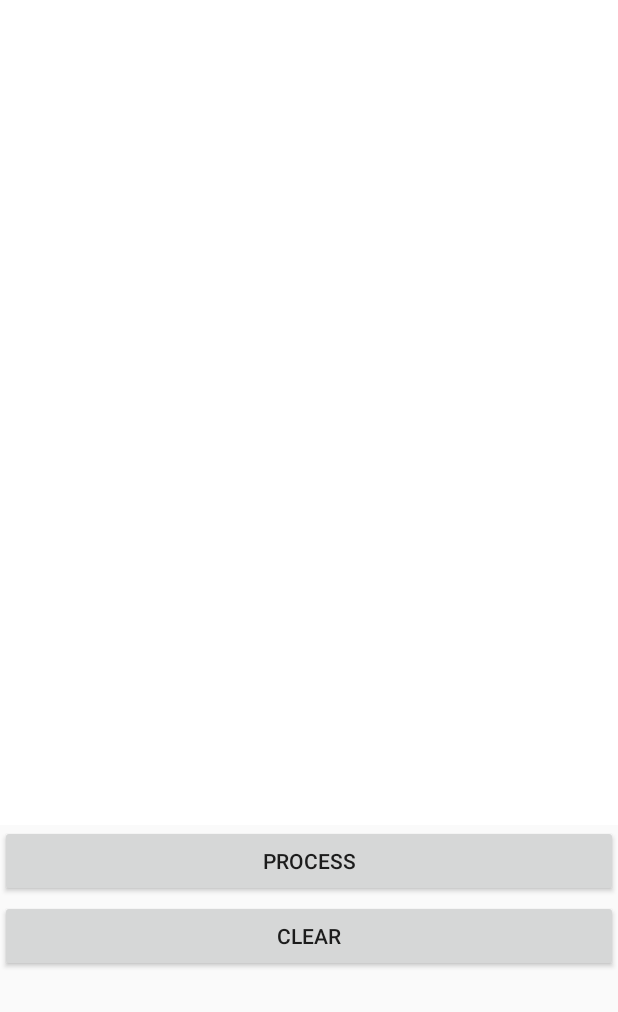
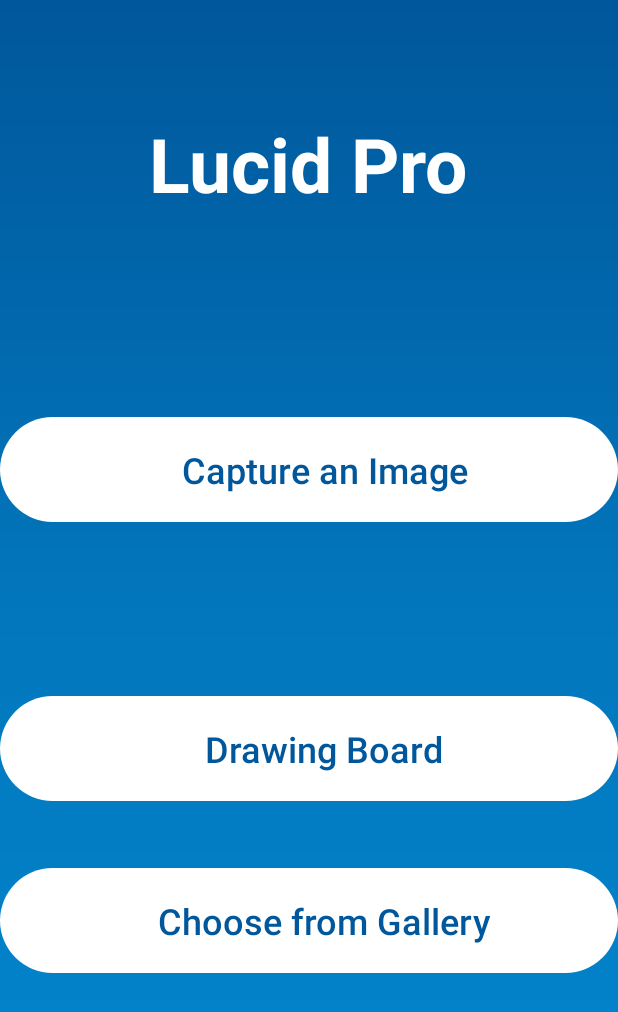
Before and after one commit to chennavamshikrishna/LucidPro, an Android app: the screen it shows after launch (PaintActivity before the commit, BoardingActivity after it), on a phone screen of 412 x 824 dp. Shown: the top 1012 px of the screen. Run offline under Robolectric (Android 15) with nearby library versions, the phone set to English and light mode, and no system bars.

Commit message:
final commit

```diff
--- a/app/build.gradle
+++ b/app/build.gradle
@@ -33,6 +33,7 @@ dependencies {
     implementation 'com.google.apis:google-api-services-vision:v1-rev357-1.22.0'
     implementation 'com.google.code.findbugs:jsr305:2.0.1'
 
+
     implementation 'commons-io:commons-io:2.5'
 
 
--- /dev/null
+++ b/app/src/main/java/pro/vamshi/com/lucidpro/BoardingActivity.java
@@ -0,0 +1,49 @@
+package pro.vamshi.com.lucidpro;
+
+import android.content.Intent;
+import android.os.Bundle;
+import android.os.Handler;
+import android.support.v7.app.AppCompatActivity;
+import android.view.View;
+import android.view.animation.Animation;
+import android.view.animation.AnimationUtils;
+import android.widget.Button;
+
+
+public class BoardingActivity extends AppCompatActivity {
+    public Button learn,check;
+
+    @Override
+    protected void onCreate(Bundle savedInstanceState) {
+        super.onCreate(savedInstanceState);
+        setContentView(R.layout.activity_boarding);
+        learn= (Button) findViewById(R.id.learn);
+        check= (Button) findViewById(R.id.Check);
+        learn.setOnClickListener(new View.OnClickListener() {
+            @Override
+            public void onClick(View v) {
+
+
+                        startActivity(new Intent(BoardingActivity.this,CameraActivity.class));
+
+
+
+            }
+        });
+        check.setOnClickListener(new View.OnClickListener() {
+            @Override
+            public void onClick(View v) {
+
+
+
+                        startActivity(new Intent(BoardingActivity.this,PaintActivity.class));
+
+
+
+
+            }
+        });
+
+    }
+
+}
--- /dev/null
+++ b/app/src/main/res/drawable/signin_button_background.xml
@@ -0,0 +1,12 @@
+<?xml version="1.0" encoding="utf-8"?>
+<shape xmlns:android="http://schemas.android.com/apk/res/android"
+    android:shape="rectangle">
+    <!--  Gradient Bg for listrow -->
+    <gradient
+        android:angle="0"
+        android:centerColor="#FFFFFF"
+        android:endColor="#FFFFFF"
+        android:startColor="#FFFFFF" />
+
+    <corners android:radius="40dp"></corners>
+</shape>
--- /dev/null
+++ b/app/src/main/res/layout/activity_boarding.xml
@@ -0,0 +1,83 @@
+<?xml version="1.0" encoding="utf-8"?>
+<RelativeLayout xmlns:android="http://schemas.android.com/apk/res/android"
+    xmlns:app="http://schemas.android.com/apk/res-auto"
+    xmlns:tools="http://schemas.android.com/tools"
+    android:layout_width="match_parent"
+    android:layout_height="match_parent"
+    tools:context=".BoardingActivity"
+    android:background="@drawable/activity_background">
+
+
+    <Button
+        android:id="@+id/learn"
+        style="?android:attr/borderlessButtonStyle"
+        android:layout_width="match_parent"
+        android:layout_height="70dp"
+
+        android:layout_alignParentStart="true"
+
+        android:layout_alignParentTop="true"
+        android:layout_marginTop="278dp"
+        android:background="@drawable/signin_button_background"
+        android:paddingLeft="20dp"
+        android:paddingStart="20dp"
+        android:text="Capture an Image"
+        android:textAllCaps="false"
+        android:textColor="@color/material_blue"
+        android:textSize="24sp"
+        tools:ignore="RtlSymmetry" />
+
+    <Button
+        android:id="@+id/Check"
+        style="?android:attr/borderlessButtonStyle"
+        android:layout_width="match_parent"
+        android:layout_height="70dp"
+        android:layout_alignParentBottom="true"
+
+        android:layout_alignParentStart="true"
+
+        android:layout_marginBottom="290dp"
+        android:background="@drawable/signin_button_background"
+        android:paddingLeft="20dp"
+        android:paddingStart="20dp"
+        android:text="Drawing Board"
+        android:textAllCaps="false"
+        android:textColor="@color/material_blue"
+        android:textSize="24sp"
+        tools:ignore="RtlSymmetry" />
+
+    <Button
+        android:id="@+id/Gallery"
+        style="?android:attr/borderlessButtonStyle"
+        android:layout_width="match_parent"
+        android:layout_height="70dp"
+        android:layout_alignParentBottom="true"
+
+        android:layout_alignParentStart="true"
+
+        android:layout_marginBottom="175dp"
+        android:background="@drawable/signin_button_background"
+        android:paddingLeft="20dp"
+        android:paddingStart="20dp"
+        android:text="Choose from Gallery"
+        android:textAllCaps="false"
+        android:textColor="@color/material_blue"
+        android:textSize="24sp"
+        tools:ignore="RtlSymmetry" />
+
+    <TextView
+        android:id="@+id/AppName"
+        android:layout_width="wrap_content"
+        android:layout_height="wrap_content"
+        android:layout_alignParentTop="true"
+        android:layout_centerHorizontal="true"
+        android:layout_marginTop="75dp"
+        android:text="Lucid Pro"
+        android:textColor="#FFFFFF"
+        android:textSize="50dp"
+        android:textStyle="bold"
+
+        />
+
+
+</RelativeLayout>
```
Also changed, not shown: app/src/main/AndroidManifest.xml (+12 -8 lines), app/src/main/java/pro/vamshi/com/lucidpro/OCRActivity.java (+72 -1 lines), app/src/main/java/pro/vamshi/com/lucidpro/Speech2Text.java (added, +83 -0 lines), app/src/main/res/layout/activity_main.xml (+4 -19 lines), app/src/main/res/layout/activity_speech2_text.xml (added, +28 -0 lines).
